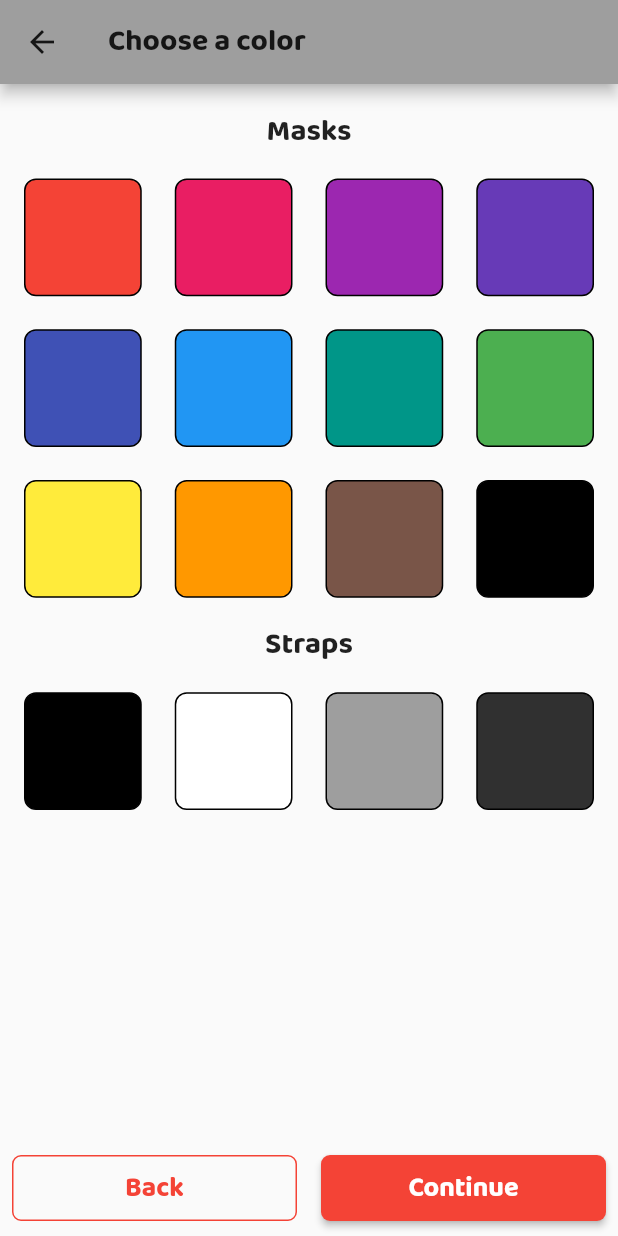
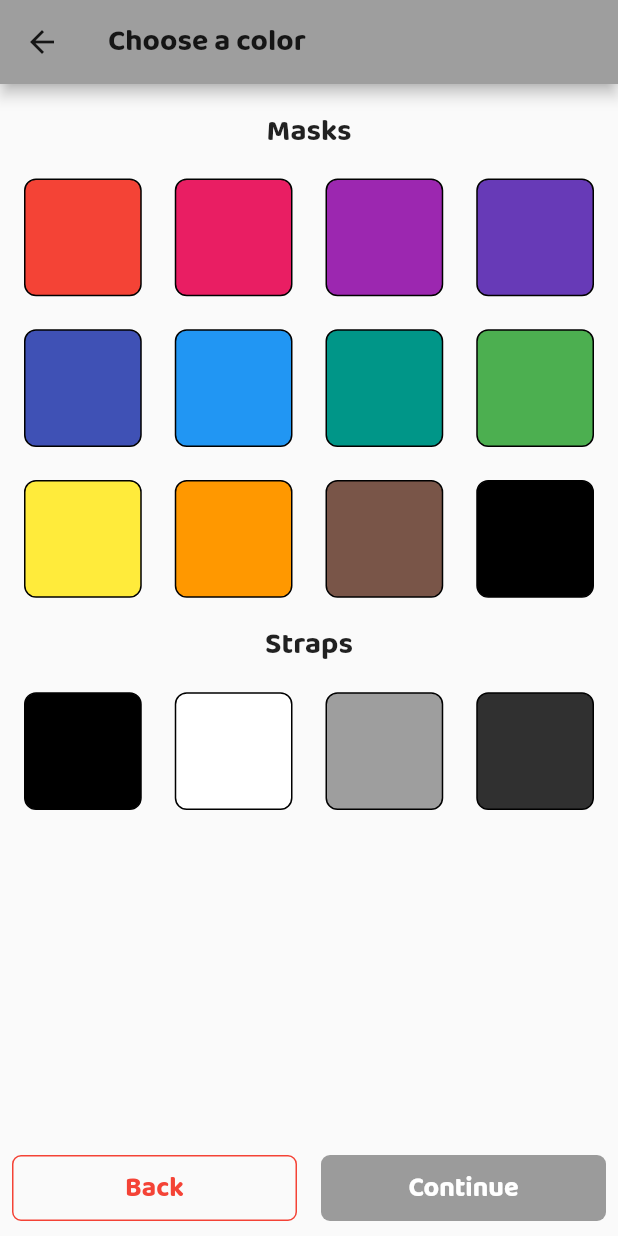
Before and after one commit to kylejablonski/MaskCreator, a Flutter app: the ColorSelection screen opened by its route, on a phone screen of 412 x 824 dp. Run offline on Flutter 3.47's test engine with Material 2 defaults, Android fonts, the phone set to English and light mode, and no system bars.

Commit message:
Finished app following the tutorial

```diff
--- a/lib/models/color_step_model.dart
+++ b/lib/models/color_step_model.dart
@@ -1,7 +1,8 @@
 import 'package:flutter/material.dart';
 import 'package:mask_creator/data/color_item.dart';
+import 'package:scoped_model/scoped_model.dart';
 
-class MaskColor {
+class MaskColor extends Model {
   List maskColors = List<ColorItem>();
   List strapColors = List<ColorItem>();
   int selectedMaskColor = -1;
@@ -157,6 +158,8 @@ class MaskColor {
     } else {
       selectedMaskColor = -1;
     }
+
+    notifyListeners();
   }
 
   void setSelectedStrapColor(int strapColorIndex) {
@@ -172,5 +175,6 @@ class MaskColor {
     } else {
       selectedStrapColor = -1;
     }
+    notifyListeners();
   }
 }
--- a/lib/models/masks_model.dart
+++ b/lib/models/masks_model.dart
@@ -2,17 +2,14 @@ import 'package:mask_creator/data/color_item.dart';
 import 'package:mask_creator/data/mask_item.dart';
 import 'package:mask_creator/data/material_item.dart';
 import 'package:mask_creator/data/size_item.dart';
+import 'package:scoped_model/scoped_model.dart';
 
-class Masks {
-  List<MaskItem> _masks = List<MaskItem>();
+class Masks extends Model {
+  List<MaskItem> masks = List<MaskItem>();
   SizeItem maskSize;
   MaterialItem maskMaterial;
   ColorItem mColor;
   ColorItem sColor;
-
-  List<MaskItem> get masks {
-    return _masks;
-  }
 
   set size(SizeItem sizeItem) {
     this.maskSize = sizeItem;
@@ -38,5 +35,7 @@ class Masks {
         maskColor: this.mColor,
         strapColor: this.sColor,
         material: this.maskMaterial));
+
+    notifyListeners();
   }
 }
--- a/lib/pages/color_step.dart
+++ b/lib/pages/color_step.dart
@@ -1,18 +1,23 @@
 import 'package:flutter/material.dart';
 import 'package:mask_creator/models/color_step_model.dart';
+import 'package:mask_creator/models/masks_model.dart';
 import 'package:mask_creator/widgets/color.dart';
 import 'package:mask_creator/widgets/heading_title.dart';
 import 'package:mask_creator/widgets/next_button.dart';
 import 'package:mask_creator/widgets/previous_button.dart';
+import 'package:scoped_model/scoped_model.dart';
 
 class ColorSelection extends StatelessWidget {
   final String routeName;
-  final MaskColor model;
-  ColorSelection({@required this.routeName, @required this.model});
+  ColorSelection({@required this.routeName});
 
   @override
   Widget build(BuildContext context) {
     // ColorStepModel
+    return ScopedModel<MaskColor>(
+      model: MaskColor(),
+      // Children access the ColorStepModel
+      child: ScopedModelDescendant<MaskColor>(builder: (context, child, model) {
         return Scaffold(
           appBar: AppBar(
             title: Text("Choose a color"),
@@ -31,8 +36,14 @@ class ColorSelection extends StatelessWidget {
                     PreviousButton(text: 'Back'),
                     NextButton(
                         text: 'Continue',
-                    enabled: true,
+                        enabled: model.selectedMaskColor != -1 &&
+                            model.selectedStrapColor != -1,
                         nextAction: () {
+                          var homeModel = ScopedModel.of<Masks>(context);
+                          homeModel.mColor =
+                              model.maskColors[model.selectedMaskColor];
+                          homeModel.sColor =
+                              model.strapColors[model.selectedStrapColor];
                           Navigator.pushNamed(context, routeName);
                         }),
                   ],
@@ -40,6 +51,8 @@ class ColorSelection extends StatelessWidget {
               ],
             ),
           ),
+        );
+      }),
     );
   }
 
--- a/pubspec.yaml
+++ b/pubspec.yaml
@@ -20,6 +20,7 @@ dependencies:
   flutter:
     sdk: flutter
 
+  scoped_model: ^1.0.1
   flutter_svg: ^0.17.4
 
   # The following adds the Cupertino Icons font to your application.
```
Also changed, not shown: lib/main.dart (+12 -12 lines), lib/models/material_step_model.dart (+11 -13 lines), lib/models/size_step_model.dart (+9 -11 lines), lib/pages/masks_list.dart (+3 -4 lines), lib/pages/material_step.dart (+10 -3 lines), lib/pages/size_step.dart (+16 -7 lines), lib/widgets/confirmation_dialog.dart (+8 -0 lines), pubspec.lock. Lines whose indentation alone changed are shown as unchanged.
